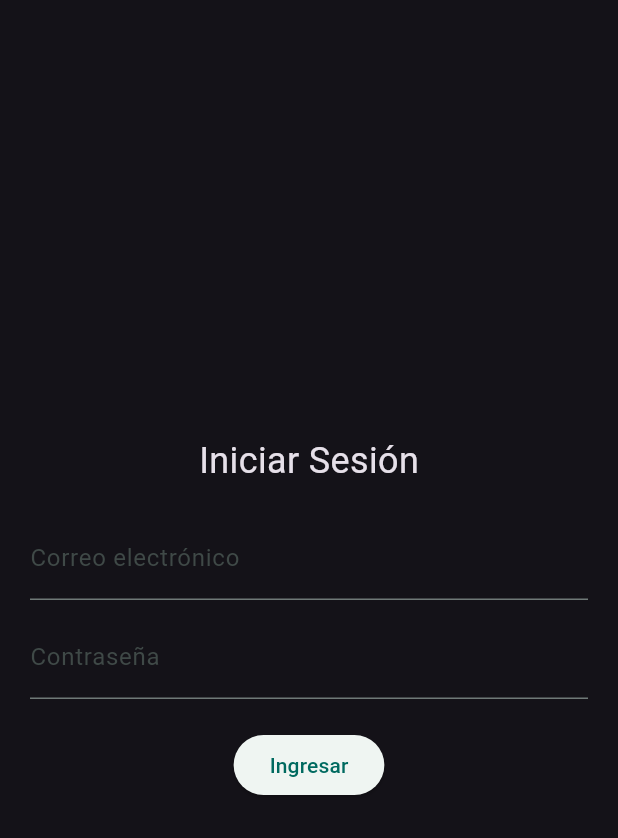
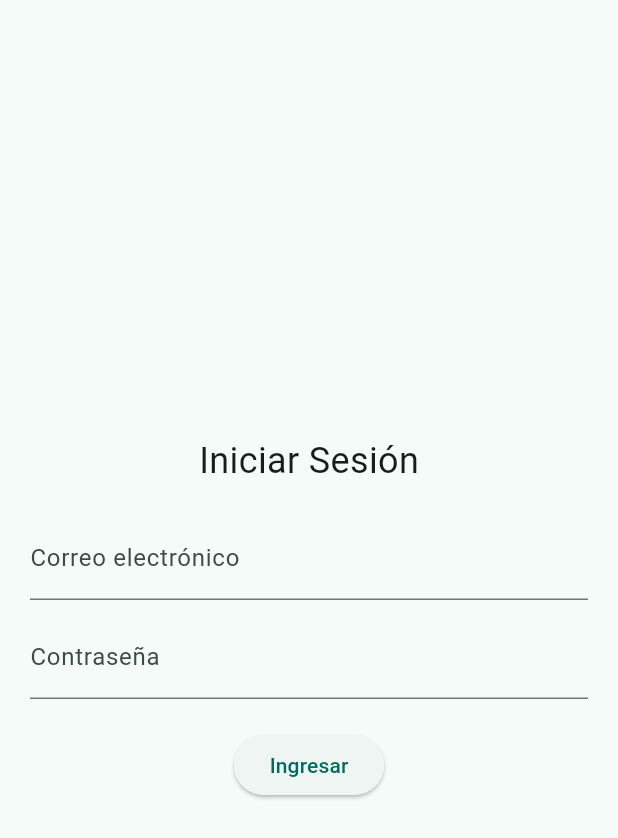
Before and after one commit to alejopp/notes, a Flutter app: the screen it shows after launch, on a phone screen of 412 x 824 dp. Shown: the top 838 px of the screen. Run offline on Flutter 3.47's test engine with Material 3 defaults, Android fonts, the phone set to English and light mode, and no system bars; our stand-ins replace flutter_bloc, shared_preferences, sqflite; accounts and stored records are empty.

Commit message:
Add dark and light themes.

```diff
--- a/lib/home_screen.dart
+++ b/lib/home_screen.dart
@@ -1,6 +1,7 @@
 import 'package:flutter/material.dart';
 import 'package:flutter_bloc/flutter_bloc.dart';
 
+import 'core/theme/theme_cubit.dart';
 import 'features/auth/bloc/auth_bloc.dart';
 import 'features/auth/bloc/auth_event.dart';
 import 'features/auth/bloc/auth_state.dart';
@@ -123,6 +124,23 @@ class HomeScreen extends StatelessWidget {
               },
             ),
           ),
+          Row(
+            mainAxisAlignment: MainAxisAlignment.end,
+            children: [
+              BlocBuilder<ThemeCubit, ThemeMode>(
+                builder: (context, mode) {
+                  return Switch(
+                    value: mode == ThemeMode.dark,
+                    onChanged: (val) =>
+                        context.read<ThemeCubit>().toggleTheme(val),
+                    activeColor: Colors.teal,
+                  );
+                },
+              ),
+              const Text('Modo oscuro'),
+              const SizedBox(width: 16),
+            ],
+          ),
           Expanded(
             child: BlocBuilder<NoteBloc, NoteState>(
               builder: (context, state) {
--- a/lib/main.dart
+++ b/lib/main.dart
@@ -4,6 +4,7 @@
 import 'package:shared_preferences/shared_preferences.dart';
 
 import 'core/router/root_router.dart';
+import 'core/theme/theme_cubit.dart';
 import 'features/auth/bloc/auth_bloc.dart';
 import 'features/auth/bloc/auth_event.dart';
 import 'features/notes/bloc/note_bloc.dart';
@@ -26,27 +27,47 @@
 
   @override
   Widget build(BuildContext context) {
-    return BlocProvider(
-      create: (_) => AuthBloc(authRepository)..add(CheckAuthStatus()),
-      child: MaterialApp(
-        debugShowCheckedModeBanner: false,
-        title: 'Notas App',
-        theme: ThemeData.dark().copyWith(
-          colorScheme: ColorScheme.fromSeed(seedColor: Colors.teal),
+    return MultiBlocProvider(
+      providers: [
+        BlocProvider(
+            create: (_) => AuthBloc(authRepository)..add(CheckAuthStatus())),
+        BlocProvider(create: (_) => ThemeCubit()),
+        BlocProvider(
+          create: (_) => NoteBloc(
+            NoteRepositoryImpl(
+              NoteLocalDatasource(),
+            ),
+          )..add(
+              LoadNotes(),
+            ),
         ),
-        home: MultiBlocProvider(
-          providers: [
-            BlocProvider(
-                create: (_) =>
-                    AuthBloc(authRepository)..add(CheckAuthStatus())),
-            BlocProvider(
-              create: (_) => NoteBloc(
-                NoteRepositoryImpl(NoteLocalDatasource()),
-              )..add(LoadNotes()),
+      ],
+      child: BlocBuilder<ThemeCubit, ThemeMode>(
+        builder: (context, themeMode) {
+          return MaterialApp(
+            debugShowCheckedModeBanner: false,
+            title: 'Notas',
+            themeMode: themeMode,
+            theme: ThemeData(
+              brightness: Brightness.light,
+              colorScheme: ColorScheme.fromSeed(seedColor: Colors.teal),
+              useMaterial3: true,
             ),
-          ],
-          child: const RootRouter(),
-        ),
+            darkTheme: ThemeData(
+              brightness: Brightness.dark,
+              colorScheme: ColorScheme.fromSeed(
+                  seedColor: Colors.teal, brightness: Brightness.dark),
+              scaffoldBackgroundColor: const Color(0xFF121212),
+              appBarTheme: const AppBarTheme(
+                backgroundColor: Colors.transparent,
+                foregroundColor: Colors.white,
+                elevation: 0,
+              ),
+              useMaterial3: true,
+            ),
+            home: const RootRouter(),
+          );
+        },
       ),
     );
   }
```
